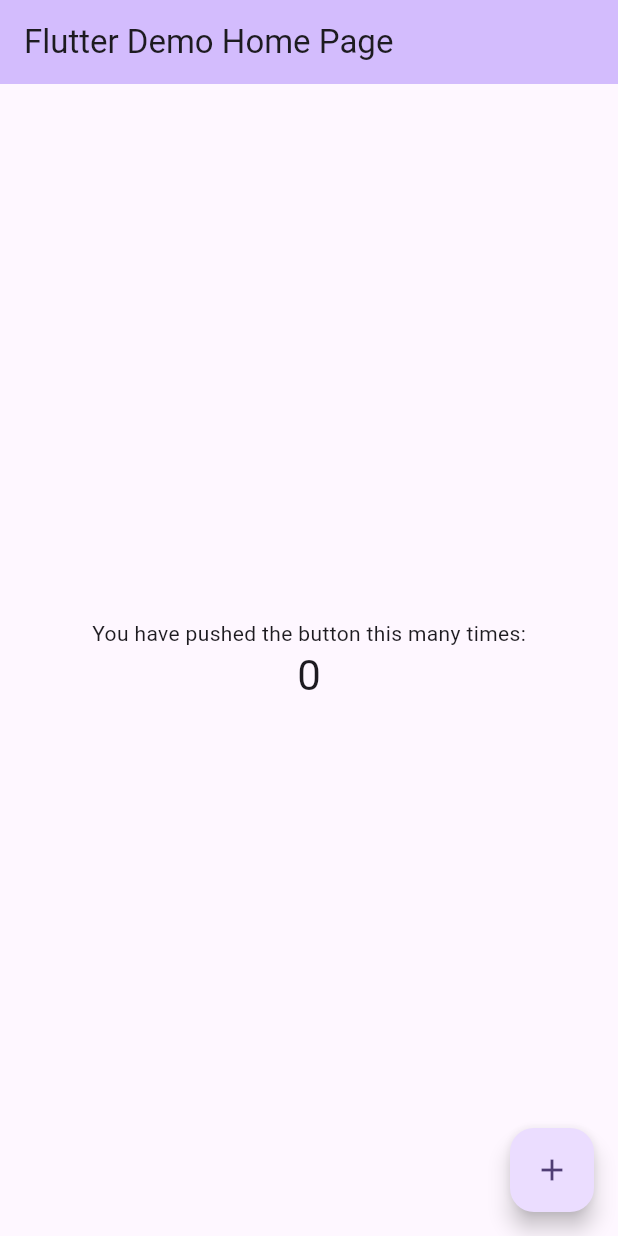
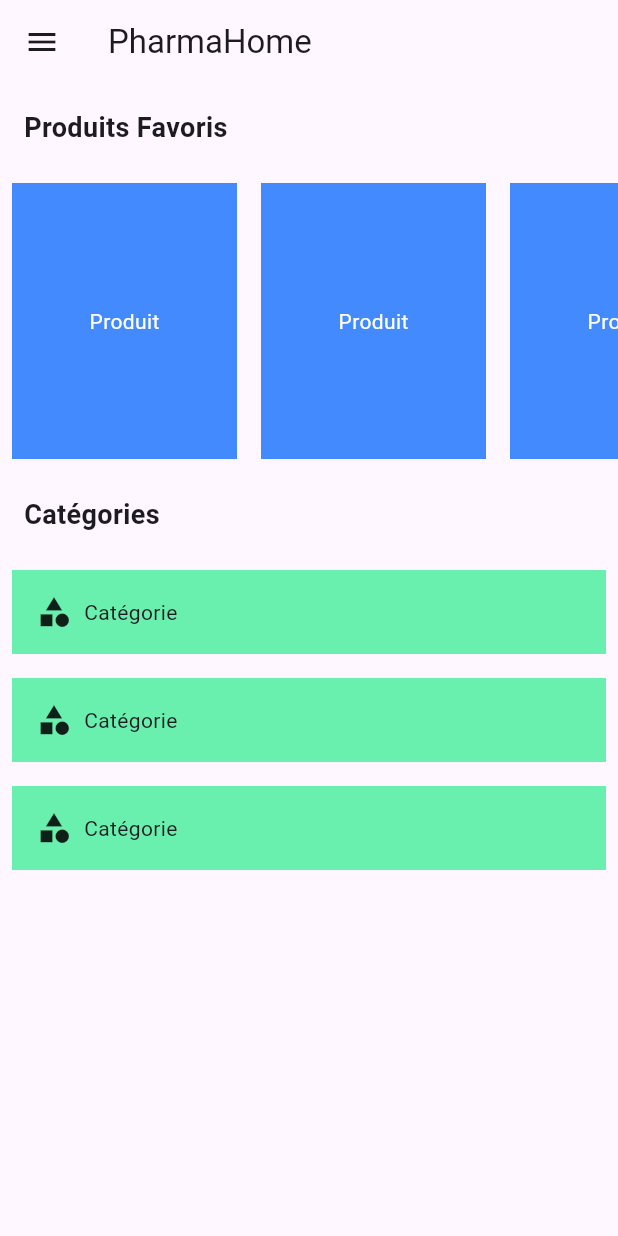
Before and after one commit to Gamaliel19/pharmahome, a Flutter app: the screen it shows after launch, on a phone screen of 412 x 824 dp. Run offline on Flutter 3.47's test engine with Material 3 defaults, Android fonts, the phone set to English and light mode, and no system bars.

Commit message:
Mise à jour

```diff
--- /dev/null
+++ b/pharmahome/lib/Pages/HomePage.dart
@@ -0,0 +1,159 @@
+import 'package:flutter/material.dart';
+
+
+class HomePage extends StatelessWidget {
+
+  @override
+  Widget build(BuildContext context) {
+    return Scaffold(
+      appBar: AppBar(
+        title: Text('PharmaHome'),
+        leading: Builder(
+          builder: (context) => IconButton(
+            icon: Icon(Icons.menu),
+            onPressed: () => Scaffold.of(context).openDrawer(),
+          ),
+        ),
+      ),
+      drawer: Drawer(
+        child: ListView(
+          padding: EdgeInsets.zero,
+          children: <Widget>[
+            DrawerHeader(
+              decoration: BoxDecoration(
+                color: Colors.blue,
+              ),
+              child: Text(
+                'Menu',
+                style: TextStyle(
+                  color: Colors.white,
+                  fontSize: 24,
+                ),
+              ),
+            ),
+            ListTile(
+              leading: Icon(Icons.home),
+              title: Text('Accueil'),
+              onTap: () {
+                // Action when this menu item is tapped
+              },
+            ),
+            ListTile(
+              leading: Icon(Icons.category),
+              title: Text('Catégories'),
+              onTap: () {
+                // Action when this menu item is tapped
+              },
+            ),
+            ListTile(
+              leading: Icon(Icons.book),
+              title: Text('Conseil'),
+              onTap: () {
+                // Action when this menu item is tapped
+              },
+            ),
+            // Add more ListTile widgets here for more menu items
+          ],
+        ),
+      ),
+      body: SingleChildScrollView(
+        child: Column(
+          crossAxisAlignment: CrossAxisAlignment.start,
+          children: <Widget>[
+            SectionTitle(title: 'Produits Favoris'),
+            FavoriteProductsCarousel(),
+            SectionTitle(title: 'Catégories'),
+            ProductCategories(),
+          ],
+        ),
+      ),
+    );
+  }
+}
+
+class SectionTitle extends StatelessWidget {
+  final String title;
+
+  SectionTitle({required this.title});
+
+  @override
+  Widget build(BuildContext context) {
+    return Padding(
+      padding: const EdgeInsets.all(16.0),
+      child: Text(
+        title,
+        style: TextStyle(
+          fontSize: 18,
+          fontWeight: FontWeight.bold,
+        ),
+      ),
+    );
+  }
+}
+
+class FavoriteProductsCarousel extends StatelessWidget {
+  @override
+  Widget build(BuildContext context) {
+    return Container(
+      height: 200,
+      child: ListView(
+        scrollDirection: Axis.horizontal,
+        children: <Widget>[
+          ProductCard(),
+          ProductCard(),
+          ProductCard(),
+          // Add more ProductCard widgets here
+        ],
+      ),
+    );
+  }
+}
+
+class ProductCard extends StatelessWidget {
+  @override
+  Widget build(BuildContext context) {
+    return Container(
+      width: 150,
+      margin: EdgeInsets.all(8.0),
+      color: Colors.blueAccent,
+      child: Center(
+        child: Text(
+          'Produit',
+          style: TextStyle(color: Colors.white),
+        ),
+      ),
+    );
+  }
+}
+
+class ProductCategories extends StatelessWidget {
+  @override
+  Widget build(BuildContext context) {
+    return Column(
+      children: <Widget>[
+        CategoryCard(),
+        CategoryCard(),
+        CategoryCard(),
+        // Add more CategoryCard widgets here
+      ],
+    );
+  }
+}
+
+class CategoryCard extends StatelessWidget {
+  @override
+  Widget build(BuildContext context) {
+    return Container(
+      margin: EdgeInsets.all(8.0),
+      padding: EdgeInsets.all(16.0),
+      color: Colors.greenAccent,
+      child: Row(
+        children: <Widget>[
+          Icon(Icons.category),
+          SizedBox(width: 8.0),
+          Text('Catégorie'),
+        ],
+      ),
+    );
+  }
+}
--- a/pharmahome/lib/main.dart
+++ b/pharmahome/lib/main.dart
@@ -1,125 +1,19 @@
 import 'package:flutter/material.dart';
+import 'package:pharmahome/Pages/HomePage.dart';
 
 void main() {
-  runApp(const MyApp());
+  runApp(MyApp());
 }
 
 class MyApp extends StatelessWidget {
-  const MyApp({super.key});
-
-  // This widget is the root of your application.
   @override
   Widget build(BuildContext context) {
     return MaterialApp(
-      title: 'Flutter Demo',
+      title: 'PharmaHome',
       theme: ThemeData(
-        // This is the theme of your application.
-        //
-        // TRY THIS: Try running your application with "flutter run". You'll see
-        // the application has a purple toolbar. Then, without quitting the app,
-        // try changing the seedColor in the colorScheme below to Colors.green
-        // and then invoke "hot reload" (save your changes or press the "hot
-        // reload" button in a Flutter-supported IDE, or press "r" if you used
-        // the command line to start the app).
-        //
-        // Notice that the counter didn't reset back to zero; the application
-        // state is not lost during the reload. To reset the state, use hot
-        // restart instead.
-        //
-        // This works for code too, not just values: Most code changes can be
-        // tested with just a hot reload.
-        colorScheme: ColorScheme.fromSeed(seedColor: Colors.deepPurple),
-        useMaterial3: true,
+        primarySwatch: Colors.blue,
       ),
-      home: const MyHomePage(title: 'Flutter Demo Home Page'),
+      home: HomePage(),
     );
   }
 }
-
-class MyHomePage extends StatefulWidget {
-  const MyHomePage({super.key, required this.title});
-
-  // This widget is the home page of your application. It is stateful, meaning
-  // that it has a State object (defined below) that contains fields that affect
-  // how it looks.
-
-  // This class is the configuration for the state. It holds the values (in this
-  // case the title) provided by the parent (in this case the App widget) and
-  // used by the build method of the State. Fields in a Widget subclass are
-  // always marked "final".
-
-  final String title;
-
-  @override
-  State<MyHomePage> createState() => _MyHomePageState();
-}
-
-class _MyHomePageState extends State<MyHomePage> {
-  int _counter = 0;
-
-  void _incrementCounter() {
-    setState(() {
-      // This call to setState tells the Flutter framework that something has
-      // changed in this State, which causes it to rerun the build method below
-      // so that the display can reflect the updated values. If we changed
-      // _counter without calling setState(), then the build method would not be
-      // called again, and so nothing would appear to happen.
-      _counter++;
-    });
-  }
-
-  @override
-  Widget build(BuildContext context) {
-    // This method is rerun every time setState is called, for instance as done
-    // by the _incrementCounter method above.
-    //
-    // The Flutter framework has been optimized to make rerunning build methods
-    // fast, so that you can just rebuild anything that needs updating rather
-    // than having to individually change instances of widgets.
-    return Scaffold(
-      appBar: AppBar(
-        // TRY THIS: Try changing the color here to a specific color (to
-        // Colors.amber, perhaps?) and trigger a hot reload to see the AppBar
-        // change color while the other colors stay the same.
-        backgroundColor: Theme.of(context).colorScheme.inversePrimary,
-        // Here we take the value from the MyHomePage object that was created by
-        // the App.build method, and use it to set our appbar title.
-        title: Text(widget.title),
-      ),
-      body: Center(
-        // Center is a layout widget. It takes a single child and positions it
-        // in the middle of the parent.
-        child: Column(
-          // Column is also a layout widget. It takes a list of children and
-          // arranges them vertically. By default, it sizes itself to fit its
-          // children horizontally, and tries to be as tall as its parent.
-          //
-          // Column has various properties to control how it sizes itself and
-          // how it positions its children. Here we use mainAxisAlignment to
-          // center the children vertically; the main axis here is the vertical
-          // axis because Columns are vertical (the cross axis would be
-          // horizontal).
-          //
-          // TRY THIS: Invoke "debug painting" (choose the "Toggle Debug Paint"
-          // action in the IDE, or press "p" in the console), to see the
-          // wireframe for each widget.
-          mainAxisAlignment: MainAxisAlignment.center,
-          children: <Widget>[
-            const Text(
-              'You have pushed the button this many times:',
-            ),
-            Text(
-              '$_counter',
-              style: Theme.of(context).textTheme.headlineMedium,
-            ),
-          ],
-        ),
-      ),
-      floatingActionButton: FloatingActionButton(
-        onPressed: _incrementCounter,
-        tooltip: 'Increment',
-        child: const Icon(Icons.add),
-      ), // This trailing comma makes auto-formatting nicer for build methods.
-    );
-  }
-}
```
Also changed, not shown: 41 other files.
